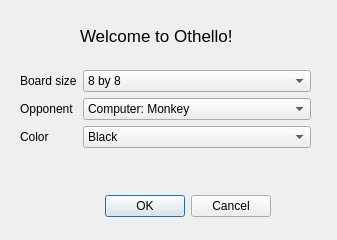
Above: src/gui/welcomedialog.ui from enkelli/icp before the change. Below: the same form after it.
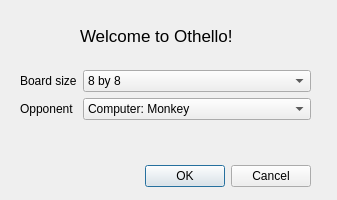
That is the form after the change.

Commit message: gui: algo and multiplayer should now function as intended

Diff of the .ui file:
```diff
--- a/src/gui/welcomedialog.ui
+++ b/src/gui/welcomedialog.ui
@@ -7,18 +7,18 @@
     <x>0</x>
     <y>0</y>
     <width>337</width>
-    <height>240</height>
+    <height>200</height>
    </rect>
   </property>
   <property name="windowTitle">
-   <string>Dialog</string>
+   <string>New Game</string>
   </property>
   <widget class="QDialogButtonBox" name="buttonBox">
    <property name="geometry">
     <rect>
-     <x>10</x>
-     <y>190</y>
-     <width>261</width>
+     <x>20</x>
+     <y>160</y>
+     <width>291</width>
      <height>32</height>
     </rect>
    </property>
@@ -53,7 +53,7 @@
      <x>20</x>
      <y>70</y>
      <width>291</width>
-     <height>107</height>
+     <height>81</height>
     </rect>
    </property>
    <layout class="QFormLayout" name="formLayout">
@@ -91,6 +91,13 @@
       </item>
      </widget>
     </item>
+    <item row="1" column="0">
+     <widget class="QLabel" name="label_2">
+      <property name="text">
+       <string>&lt;html&gt;&lt;head/&gt;&lt;body&gt;&lt;p&gt;Opponent&lt;/p&gt;&lt;/body&gt;&lt;/html&gt;</string>
+      </property>
+     </widget>
+    </item>
     <item row="1" column="1">
      <widget class="QComboBox" name="opponentSelect">
       <item>
@@ -110,34 +117,6 @@
       </item>
      </widget>
     </item>
-    <item row="2" column="0">
-     <widget class="QLabel" name="label_3">
-      <property name="text">
-       <string>&lt;html&gt;&lt;head/&gt;&lt;body&gt;&lt;p&gt;Color&lt;/p&gt;&lt;/body&gt;&lt;/html&gt;</string>
-      </property>
-     </widget>
-    </item>
-    <item row="2" column="1">
-     <widget class="QComboBox" name="colorSelect">
-      <item>
-       <property name="text">
-        <string>Black</string>
-       </property>
-      </item>
-      <item>
-       <property name="text">
-        <string>White</string>
-       </property>
-      </item>
-     </widget>
-    </item>
-    <item row="1" column="0">
-     <widget class="QLabel" name="label_2">
-      <property name="text">
-       <string>&lt;html&gt;&lt;head/&gt;&lt;body&gt;&lt;p&gt;Opponent&lt;/p&gt;&lt;/body&gt;&lt;/html&gt;</string>
-      </property>
-     </widget>
-    </item>
    </layout>
   </widget>
  </widget>
```
The commit also changes 2 other files.
